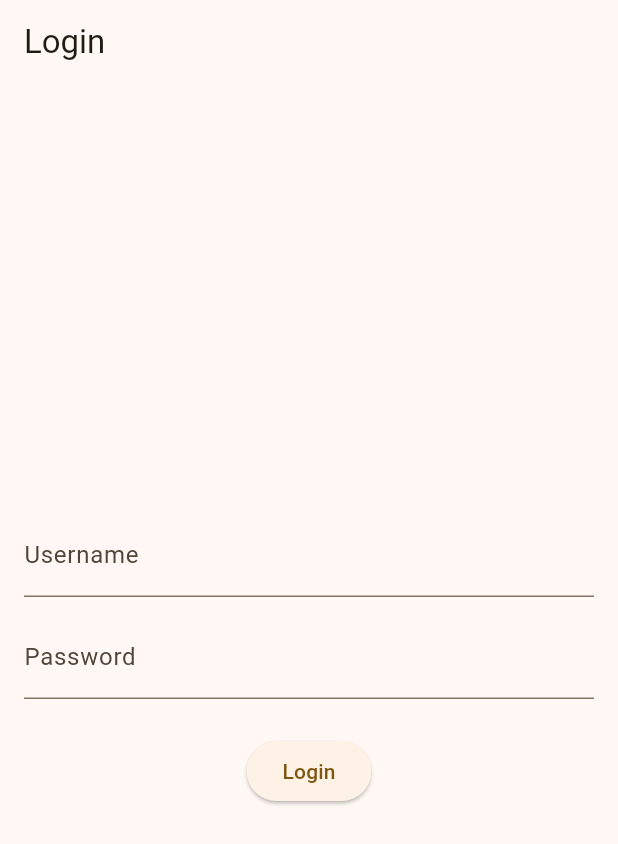
After one commit to divieurora/ec-mobile, a Flutter app: the screen it shows after launch, on a phone screen of 412 x 824 dp. The commit adds this screen. Shown: the top 844 px of the screen. Run offline on Flutter 3.47's test engine with Material 2 defaults, Android fonts, the phone set to English and light mode, and no system bars; missing offline and left inert: pbp_django_auth.

Commit message:
tugas 9 not yet complete

```diff
--- a/lib/main.dart
+++ b/lib/main.dart
@@ -1,6 +1,9 @@
 //main.dart
 import 'package:ec_mobile/screens/menu.dart';
 import 'package:flutter/material.dart';
+import 'package:pbp_django_auth/pbp_django_auth.dart';
+import 'package:provider/provider.dart';
+import 'package:ec_mobile/screens/login.dart';
 
 void main() {
   runApp(const MyApp());
@@ -12,28 +15,19 @@
   // This widget is the root of your application.
   @override
   Widget build(BuildContext context) {
-    return MaterialApp(
-      title: "Eurora's Closet",
-      theme: ThemeData(
-        // This is the theme of your application.
-        //
-        // TRY THIS: Try running your application with "flutter run". You'll see
-        // the application has a blue toolbar. Then, without quitting the app,
-        // try changing the seedColor in the colorScheme below to Colors.green
-        // and then invoke "hot reload" (save your changes or press the "hot
-        // reload" button in a Flutter-supported IDE, or press "r" if you used
-        // the command line to start the app).
-        //
-        // Notice that the counter didn't reset back to zero; the application
-        // state is not lost during the reload. To reset the state, use hot
-        // restart instead.
-        //
-        // This works for code too, not just values: Most code changes can be
-        // tested with just a hot reload.
-        colorScheme: ColorScheme.fromSeed(seedColor: Color.fromRGBO(125, 110, 131, 1)),
-        useMaterial3: true,
+    return Provider (
+      create: (_) {
+        CookieRequest request = CookieRequest();
+        return request;
+      },
+      child: MaterialApp(
+        title: "Eurora's Closet",
+        theme: ThemeData(
+          colorScheme: ColorScheme.fromSeed(seedColor: Color.fromRGBO(248, 237, 227, 1.0)),
+          useMaterial3: true,
+        ),
+        home: LoginPage(),
       ),
-      home: MyHomePage(),
     );
   }
 }
--- /dev/null
+++ b/lib/screens/login.dart
@@ -0,0 +1,114 @@
+import 'package:ec_mobile/screens/menu.dart';
+import 'package:flutter/material.dart';
+import 'package:pbp_django_auth/pbp_django_auth.dart';
+import 'package:provider/provider.dart';
+
+void main() {
+  runApp(const LoginApp());
+}
+
+class LoginApp extends StatelessWidget {
+  const LoginApp({super.key});
+
+  @override
+  Widget build(BuildContext context) {
+    return MaterialApp(
+      title: 'Login',
+      theme: ThemeData(
+        primarySwatch: Colors.indigo,
+      ),
+      home: const LoginPage(),
+    );
+  }
+}
+
+class LoginPage extends StatefulWidget {
+  const LoginPage({super.key});
+
+  @override
+  _LoginPageState createState() => _LoginPageState();
+}
+
+class _LoginPageState extends State<LoginPage> {
+  final TextEditingController _usernameController = TextEditingController();
+  final TextEditingController _passwordController = TextEditingController();
+
+  @override
+  Widget build(BuildContext context) {
+    final request = context.watch<CookieRequest>();
+    return Scaffold(
+      appBar: AppBar(
+        title: const Text('Login'),
+      ),
+      body: Container(
+        padding: const EdgeInsets.all(16.0),
+        child: Column(
+          mainAxisAlignment: MainAxisAlignment.center,
+          children: [
+            TextField(
+              controller: _usernameController,
+              decoration: const InputDecoration(
+                labelText: 'Username',
+              ),
+            ),
+            const SizedBox(height: 12.0),
+            TextField(
+              controller: _passwordController,
+              decoration: const InputDecoration(
+                labelText: 'Password',
+              ),
+              obscureText: true,
+            ),
+            const SizedBox(height: 24.0),
+            ElevatedButton(
+              onPressed: () async {
+                String username = _usernameController.text;
+                String password = _passwordController.text;
+
+                // Cek kredensial
+                // TODO: Ganti URL dan jangan lupa tambahkan trailing slash (/) di akhir URL!
+                // Untuk menyambungkan Android emulator dengan Django pada localhost,
+                // gunakan URL http://10.0.2.2/
+                final response = await request.login("https://lidwina-eurora-tugas.pbp.cs.ui.ac.id/auth/login/", {
+                  'username': username,
+                  'password': password,
+                });
+
+                if (request.loggedIn) {
+                  String message = response['message'];
+                  String uname = response['username'];
+                  Navigator.pushReplacement(
+                    context,
+                    MaterialPageRoute(builder: (context) => MyHomePage()),
+                  );
+                  ScaffoldMessenger.of(context)
+                    ..hideCurrentSnackBar()
+                    ..showSnackBar(
+                        SnackBar(content: Text("$message Selamat datang, $uname.")));
+                } else {
+                  showDialog(
+                    context: context,
+                    builder: (context) => AlertDialog(
+                      title: const Text('Login Gagal'),
+                      content:
+                      Text(response['message']),
+                      actions: [
+                        TextButton(
+                          child: const Text('OK'),
+                          onPressed: () {
+                            Navigator.pop(context);
+                          },
+                        ),
+                      ],
+                    ),
+                  );
+                }
+              },
+              child: const Text('Login'),
+            ),
+          ],
+        ),
+      ),
+    );
+  }
+}
--- a/lib/widgets/left_drawer.dart
+++ b/lib/widgets/left_drawer.dart
@@ -1,8 +1,7 @@
 import 'package:flutter/material.dart';
 import 'package:ec_mobile/screens/menu.dart';
 import 'package:ec_mobile/screens/list_form.dart';
-import 'package:ec_mobile/list_items.dart';
-import 'package:ec_mobile/globals.dart';
+import 'package:ec_mobile/screens/list_item.dart';
 
 class LeftDrawer extends StatelessWidget {
   const LeftDrawer({super.key});
@@ -63,7 +62,7 @@
             // Bagian redirection ke ItemPage
             onTap: () {
               Navigator.push(context,
-                  MaterialPageRoute(builder: (context) => ItemPage(items: globalListItem)));
+                  MaterialPageRoute(builder: (context) => const ProductPage()),);
             },
           ),
         ],
--- a/pubspec.yaml
+++ b/pubspec.yaml
@@ -35,6 +35,9 @@
   # The following adds the Cupertino Icons font to your application.
   # Use with the CupertinoIcons class for iOS style icons.
   cupertino_icons: ^1.0.2
+  provider: ^6.1.1
+  pbp_django_auth: ^0.4.0
+  http: ^1.1.0
 
 dev_dependencies:
   flutter_test:
```
Also changed, not shown: lib/globals.dart (deleted, +0 -8 lines), lib/list_items.dart (deleted, +0 -45 lines), lib/models/item.dart (added, +69 -0 lines), lib/screens/list_form.dart (+35 -35 lines), lib/screens/list_item.dart (added, +100 -0 lines), lib/screens/menu.dart (+26 -4 lines), lib/widgets/inventory_card.dart (+30 -2 lines), pubspec.lock, 3 other files.
